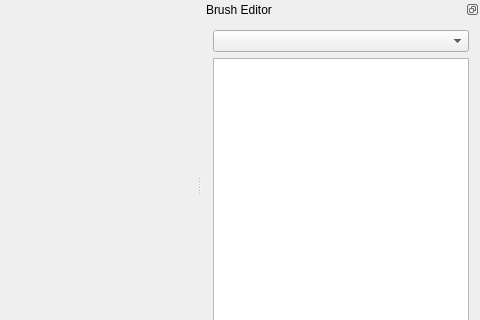
Above: MainWindow.ui from teamxy/qrush before the change; both pictures show x 181 to 661 and y 0 to 320 of the 661 by 502 pixel window. Below: the same form after it.
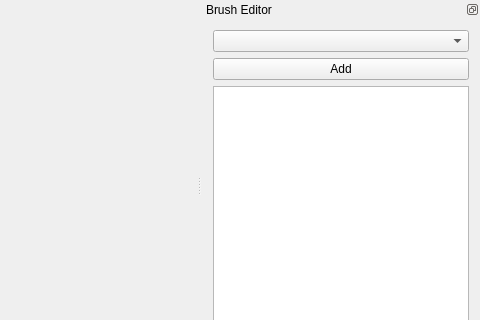
That is the form after the change.

Diff of the .ui file:
```diff
--- a/MainWindow.ui
+++ b/MainWindow.ui
@@ -46,6 +46,13 @@
      <item>
       <widget class="QComboBox" name="comboBox"/>
      </item>
+     <item>
+      <widget class="QPushButton" name="addButton">
+       <property name="text">
+        <string>Add</string>
+       </property>
+      </widget>
+     </item>
      <item>
       <widget class="QTextEdit" name="jsTextEdit">
        <property name="sizePolicy">
```
